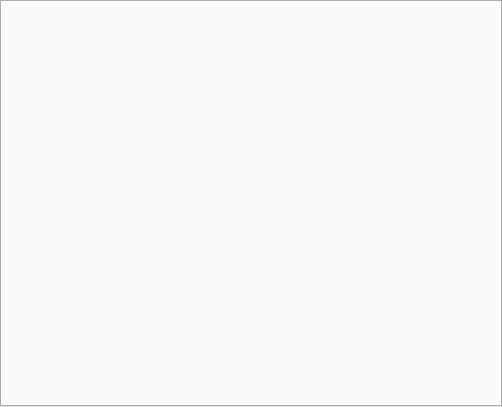
Qt form ui/zalozky.ui (RaphCucul/Image-registration-GUI) before a commit.
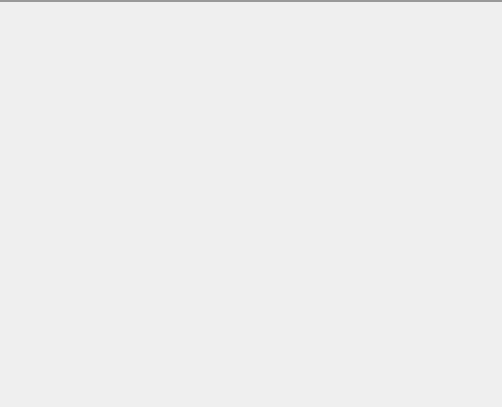
The same form after that commit.

```diff
--- a/ui/zalozky.ui
+++ b/ui/zalozky.ui
@@ -40,6 +40,46 @@
      <property name="focusPolicy">
       <enum>Qt::TabFocus</enum>
      </property>
+     <property name="styleSheet">
+      <string notr="true">QTabWidget::pane { /* The tab widget frame */
+    border-top: 2px solid #999999;
+}
+
+QTabWidget::tab-bar {
+    left: 2px; /* move to the right by 2px */
+}
+
+/* Style the tab using the tab sub-control. Note that
+    it reads QTabBar _not_ QTabWidget */
+QTabBar::tab {
+    background: qlineargradient(x1: 0, y1: 0, x2: 0, y2: 1,
+                                stop: 0 #fafafa, stop: 0.4 #f4f4f4,
+                                stop: 0.5 #e7e7e7, stop: 1.0 #fafafa);
+    border: 2px solid #C4C4C3;
+    border-bottom-color: #999999; /* same as the pane color */
+    border-top-left-radius: 4px;
+    border-top-right-radius: 4px;
+    min-width: 4ex;
+    padding: 2px;
+	height: 32px;
+	width: 32px;
+}
+
+QTabBar::tab:selected, QTabBar::tab:hover {
+	background: qlineargradient(x1: 0, y1: 0, x2: 0, y2: 1,
+                                stop: 0 #b3d9ff, stop: 0.4 #99ccff,
+                                stop: 0.5 #80bfff, stop: 1.0 #4da6ff);
+}
+
+QTabBar::tab:selected {
+    border-color: #3399ff;
+    border-bottom-color: #0066ff; /* same as pane color */
+}
+
+QTabBar::tab:!selected {
+    margin-top: 2px; /* make non-selected tabs look smaller */
+}</string>
+     </property>
      <property name="tabPosition">
       <enum>QTabWidget::West</enum>
      </property>
```
